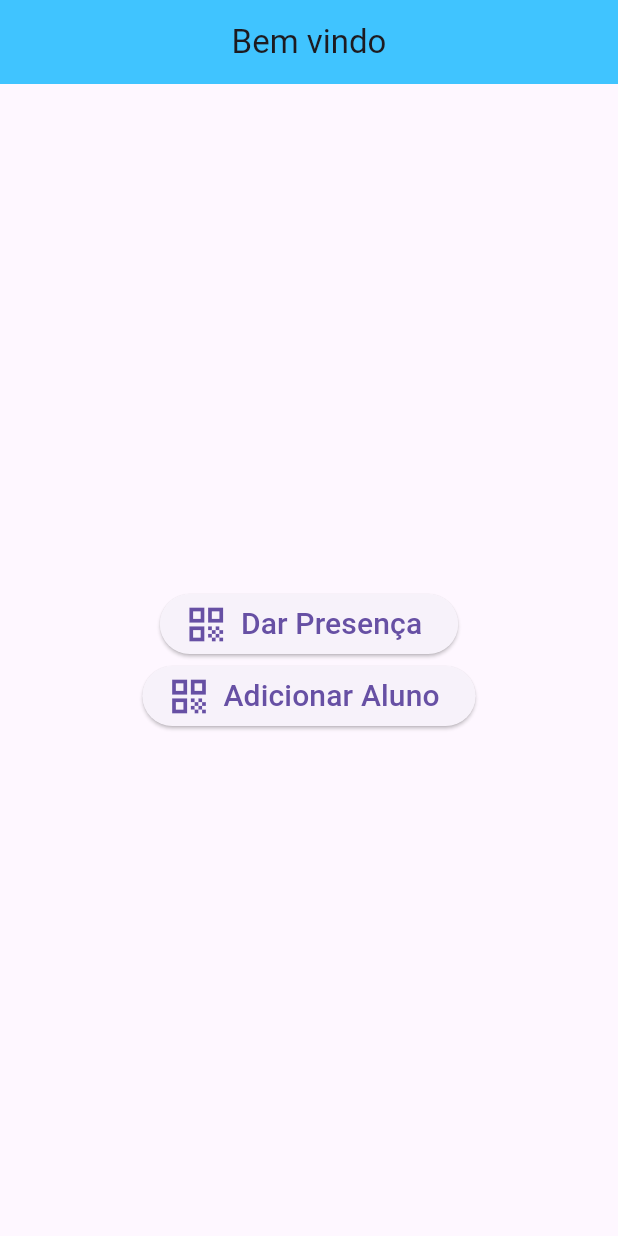
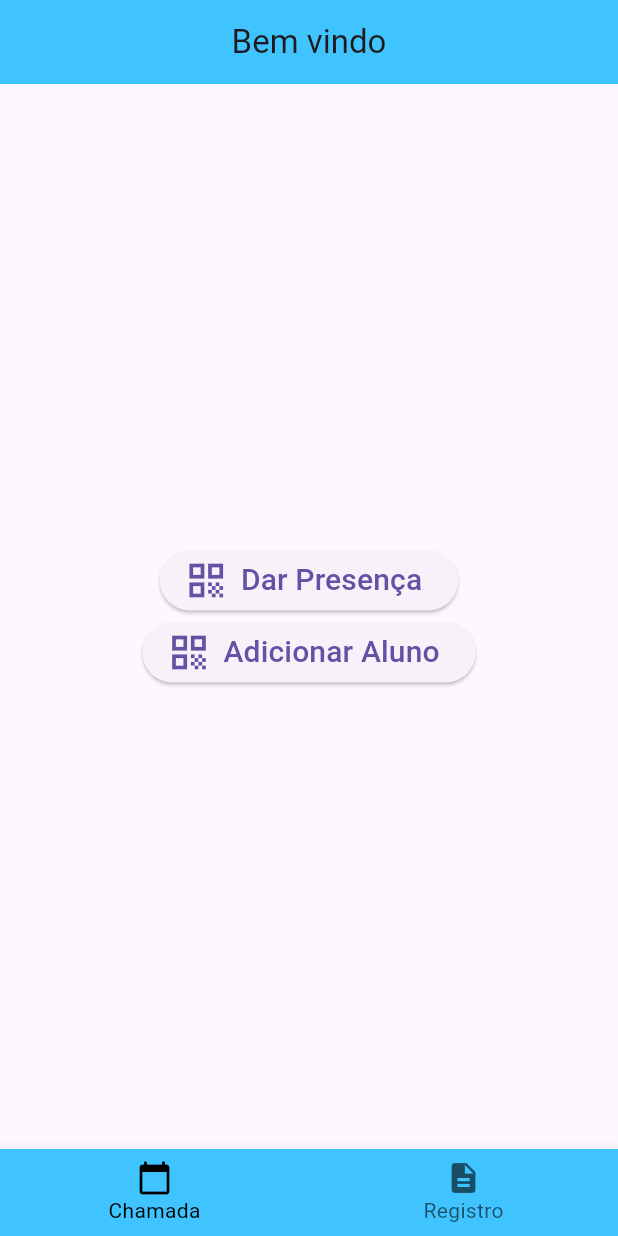
Before and after one commit to danielSantos4/Flutter_SD, a Flutter app: the screen it shows after launch, on a phone screen of 412 x 824 dp. Run offline on Flutter 3.47's test engine with Material 3 defaults, Android fonts, the phone set to English and light mode, and no system bars; missing offline and left inert: flutter_barcode_scanner.

Commit message:
Table added

```diff
--- a/trabalhosd/lib/view/MyHomePage.dart
+++ b/trabalhosd/lib/view/MyHomePage.dart
@@ -1,6 +1,8 @@
+
 import 'package:flutter/material.dart';
 import 'package:flutter_barcode_scanner/flutter_barcode_scanner.dart';
 import 'package:trabalhosd/model/Google_S.dart';
+import 'package:trabalhosd/view/Table.dart';
 
 class MyHomePage extends StatefulWidget {
   const MyHomePage({Key? key, required this.title}) : super(key: key);
@@ -13,6 +15,8 @@ class MyHomePage extends StatefulWidget {
 
 class _MyHomePageState extends State<MyHomePage> {
   final _scaffoldKey = GlobalKey<ScaffoldState>();
+  Google_S requisition = new Google_S();
+  late List<List<dynamic>> data;
 
   String ticket = '';
 
@@ -25,7 +29,6 @@ class _MyHomePageState extends State<MyHomePage> {
     );
     setState(() => ticket = code.length == 9 ? code : '-1');
     if (ticket != '-1') {
-      Google_S requisition = new Google_S();
       await requisition.addNewDay();
       await requisition.givePresence(ticket);
     }
@@ -40,9 +43,12 @@ class _MyHomePageState extends State<MyHomePage> {
     );
     setState(() => ticket = code.length == 9 ? code : '-1');
     if (ticket != '-1') {
-      Google_S requisition = new Google_S();
       await requisition.addNewStudent(ticket);
     }
+  }
+
+  getSheet() async {
+    data = await requisition.getSheet();
   }
 
   String toParams() => "?registro=$ticket";
@@ -95,6 +101,30 @@ class _MyHomePageState extends State<MyHomePage> {
             ],
           ),
         ),
+        bottomNavigationBar: BottomNavigationBar(
+          type: BottomNavigationBarType.fixed,
+          backgroundColor: Colors.lightBlueAccent,
+          selectedItemColor: Colors.black,
+          unselectedItemColor: Colors.black.withOpacity(.60),
+          selectedFontSize: 14,
+          unselectedFontSize: 14,
+          onTap: (value) {
+            Navigator.push(
+              context,
+              MaterialPageRoute(builder: (context) => SuaPagina()),
             );
+            // Respond to item press.
+          },
+          items: const [
+            BottomNavigationBarItem(
+              label: ('Chamada'),
+              icon: Icon(Icons.calendar_today),
+            ),
+            BottomNavigationBarItem(
+              label: ('Registro'),
+              icon: Icon(Icons.description),
+            ),
+          ],
+        ));
   }
 }
```
Also changed, not shown: trabalhosd/lib/model/Google_S.dart (+23 -1 lines), trabalhosd/lib/view/Table.dart (added, +131 -0 lines), trabalhosd/pubspec.lock, tutorial/pubspec.lock. Lines whose indentation alone changed are shown as unchanged.
